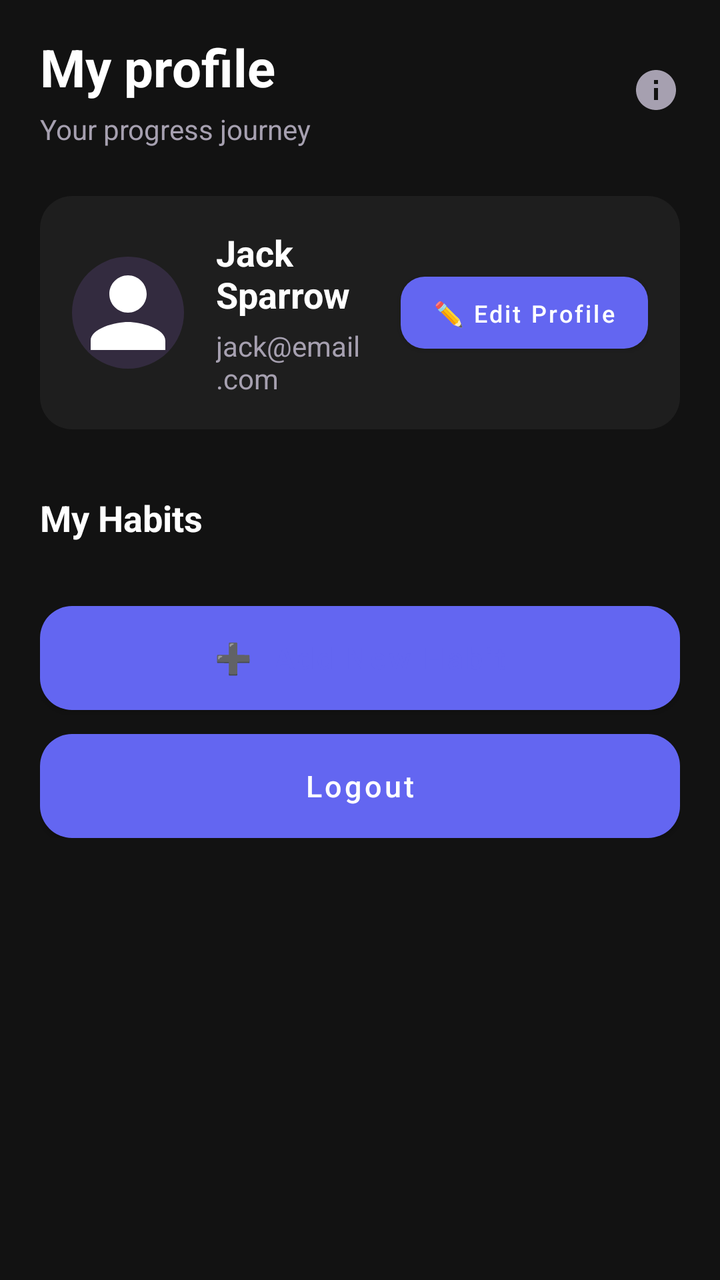
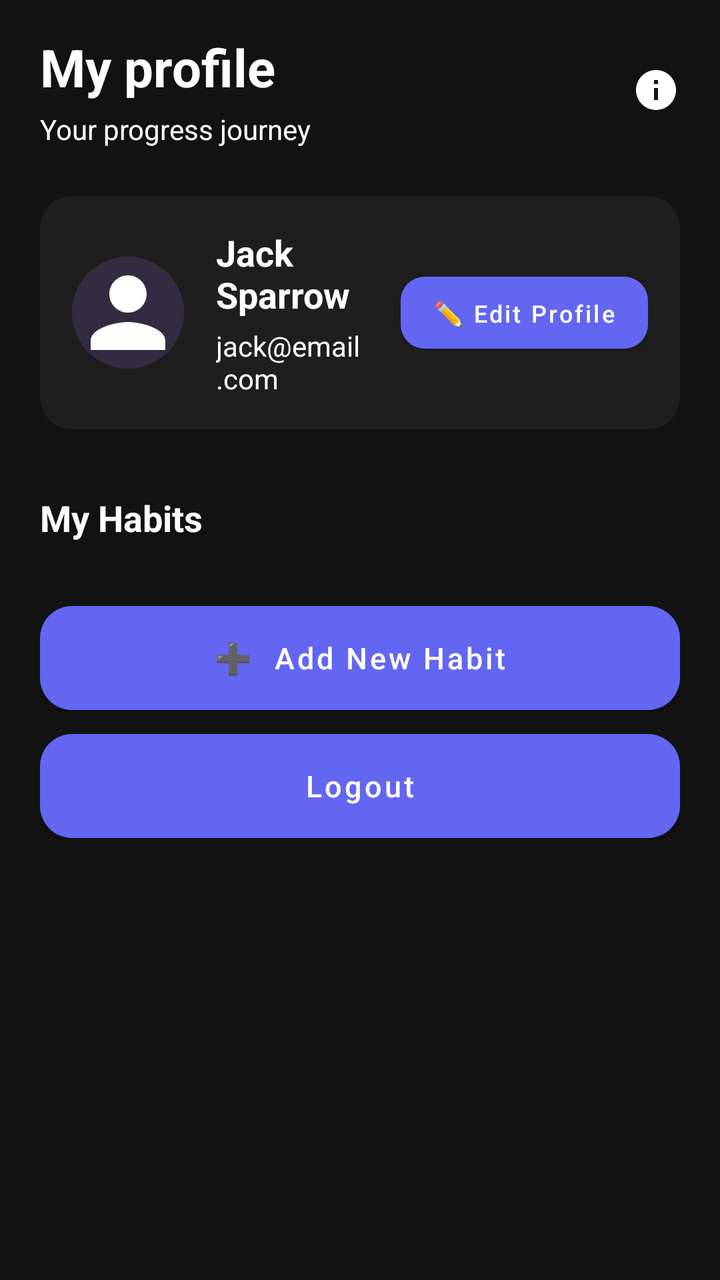

Before-and-after screenshots of an Android layout around one commit, followed by the original layout XML and the change that was made.
<!-- AndroidManifest.xml: application theme Theme.MyApplication -->
<!-- res/layout/fragment_profile.xml -->
<?xml version="1.0" encoding="utf-8"?>
<ScrollView xmlns:android="http://schemas.android.com/apk/res/android"
    xmlns:app="http://schemas.android.com/apk/res-auto"
    android:layout_width="match_parent"
    android:layout_height="match_parent"
    android:background="@color/bg_default"
    android:paddingLeft="20dp"
    android:paddingRight="20dp"
    android:paddingTop="16dp"
    android:paddingBottom="16dp">

    <LinearLayout
        android:layout_width="match_parent"
        android:layout_height="wrap_content"
        android:orientation="vertical">

        
        <LinearLayout
            android:layout_width="match_parent"
            android:layout_height="wrap_content"
            android:orientation="horizontal"
            android:gravity="center_vertical">

            <LinearLayout
                android:layout_width="0dp"
                android:layout_height="wrap_content"
                android:layout_weight="1"
                android:orientation="vertical">

                <TextView
                    android:layout_width="wrap_content"
                    android:layout_height="wrap_content"
                    android:text="My profile"
                    android:textColor="@color/text_primary"
                    android:textSize="26sp"
                    android:textStyle="bold" />

                <TextView
                    android:layout_width="wrap_content"
                    android:layout_height="wrap_content"
                    android:text="Your progress journey"
                    android:textColor="@color/text_secondary"
                    android:textSize="14sp"
                    android:layout_marginTop="4dp" />
            </LinearLayout>

            <ImageView
                android:layout_width="24dp"
                android:layout_height="24dp"
                android:src="@drawable/ic_assistant"
                android:tint="@color/text_secondary" />
        </LinearLayout>

        
        <LinearLayout
            android:layout_width="match_parent"
            android:layout_height="wrap_content"
            android:orientation="horizontal"
            android:background="@drawable/bg_card"
            android:padding="16dp"
            android:layout_marginTop="24dp"
            android:gravity="center_vertical">

            
            <com.google.android.material.imageview.ShapeableImageView
                android:id="@+id/ivAvatar"
                android:layout_width="56dp"
                android:layout_height="56dp"
                android:scaleType="centerCrop"
                android:src="@drawable/ic_profile"
                android:background="@color/input_stroke"
                app:shapeAppearanceOverlay="@style/ShapeAppearance.Circle" />

            <LinearLayout
                android:layout_width="0dp"
                android:layout_height="wrap_content"
                android:layout_weight="1"
                android:orientation="vertical"
                android:layout_marginLeft="16dp">

                <TextView
                    android:id="@+id/tvProfileName"
                    android:layout_width="wrap_content"
                    android:layout_height="wrap_content"
                    android:text="Jack Sparrow"
                    android:textColor="@color/text_primary"
                    android:textSize="18sp"
                    android:textStyle="bold" />

                <TextView
                    android:id="@+id/tvProfileEmail"
                    android:layout_width="wrap_content"
                    android:layout_height="wrap_content"
                    android:text="jack@email.com"
                    android:textColor="@color/text_secondary"
                    android:textSize="14sp"
                    android:layout_marginTop="4dp" />
            </LinearLayout>

            <Button
                android:id="@+id/btnEditProfile"
                android:layout_width="wrap_content"
                android:layout_height="36dp"
                android:text="✏️ Edit Profile"
                android:textColor="@color/text_primary"
                android:textSize="12sp"
                android:textAllCaps="false"
                android:background="@drawable/bg_button_primary"
                android:paddingLeft="16dp"
                android:paddingRight="16dp" />
        </LinearLayout>

        
        <TextView
            android:layout_width="wrap_content"
            android:layout_height="wrap_content"
            android:text="My Habits"
            android:textColor="@color/text_primary"
            android:textSize="18sp"
            android:textStyle="bold"
            android:layout_marginTop="32dp"
            android:layout_marginBottom="16dp" />

        
        <LinearLayout
            android:id="@+id/llHabits"
            android:layout_width="match_parent"
            android:layout_height="wrap_content"
            android:orientation="vertical">
            
        </LinearLayout>

        
        <Button
            android:id="@+id/btnAddNewHabit"
            android:layout_width="match_parent"
            android:layout_height="52dp"
            android:text="➕  Add New Habit"
            android:textColor="@color/accent_purple_start"
            android:textSize="15sp"
            android:textAllCaps="false"
            android:background="@drawable/bg_card"
            android:layout_marginTop="16dp" />

        
        <Button
            android:id="@+id/btnLogout"
            android:layout_width="match_parent"
            android:layout_height="52dp"
            android:text="Logout"
            android:textColor="@color/text_primary"
            android:textSize="15sp"
            android:textAllCaps="false"
            android:background="@drawable/bg_card"
            android:layout_marginTop="12dp" />

    </LinearLayout>

</ScrollView>
<!-- resources referenced by this layout -->
<resources>
  <color name="accent_purple_start">#6366F1</color>
  <color name="bg_default">#121212</color>
  <color name="input_stroke">#332B3F</color>
  <color name="text_primary">#FFFFFF</color>
  <color name="text_secondary">#A6A0B0</color>
  <!-- drawable bg_button_primary (drawable) -->
  <?xml version="1.0" encoding="utf-8"?>
  <shape xmlns:android="http://schemas.android.com/apk/res/android" android:shape="rectangle">
      <gradient
          android:angle="0"
          android:startColor="@color/accent_purple_start"
          android:endColor="@color/accent_purple_end"
          android:type="linear" />
      <corners android:radius="12dp" />
      <size android:height="48dp" />
  </shape>
  <!-- drawable bg_card (drawable) -->
  <?xml version="1.0" encoding="utf-8"?>
  <shape xmlns:android="http://schemas.android.com/apk/res/android" android:shape="rectangle">
      <solid android:color="@color/card_bg" />
      <corners android:radius="16dp" />
      <padding android:left="12dp" android:top="12dp" android:right="12dp" android:bottom="12dp" />
  </shape>
  <!-- drawable ic_assistant (drawable) -->
  <vector xmlns:android="http://schemas.android.com/apk/res/android"
      android:width="24dp"
      android:height="24dp"
      android:viewportWidth="24"
      android:viewportHeight="24">
      <path
          android:fillColor="#FFFFFF"
          android:pathData="M12,2C6.48,2 2,6.48 2,12s4.48,10 10,10 10,-4.48 10,-10S17.52,2 12,2zM13,17h-2v-6h2v6zM13,9h-2L11,7h2v2z"/>
  </vector>
  <!-- drawable ic_profile (drawable) -->
  <vector xmlns:android="http://schemas.android.com/apk/res/android"
      android:width="24dp"
      android:height="24dp"
      android:viewportWidth="24"
      android:viewportHeight="24">
      <path
          android:fillColor="#FFFFFF"
          android:pathData="M12,12c2.21,0 4,-1.79 4,-4s-1.79,-4 -4,-4 -4,1.79 -4,4 1.79,4 4,4zM12,14c-2.67,0 -8,1.34 -8,4v2h16v-2c0,-2.66 -5.33,-4 -8,-4z"/>
  </vector>
  <style name="ShapeAppearance.Circle" parent="ShapeAppearance.MaterialComponents.SmallComponent">
          <item name="cornerFamily">rounded</item>
          <item name="cornerSize">50%</item>
      </style>
  <style name="Theme.MyApplication" parent="Theme.MaterialComponents.DayNight.DarkActionBar">
          
          <item name="colorPrimary">@color/accent_purple_start</item>
          <item name="colorPrimaryVariant">@color/accent_purple_end</item>
          <item name="colorOnPrimary">@color/text_primary</item>
  
          <item name="colorSecondary">@color/accent_green</item>
          <item name="colorOnSecondary">@color/text_primary</item>
  
          <item name="android:statusBarColor">@color/bg_default</item>
          <item name="android:navigationBarColor">@color/bg_default</item>
  
          
          <item name="android:colorBackground">@color/bg_default</item>
          <item name="android:textColor">@color/text_primary</item>
          <item name="android:windowBackground">@color/bg_default</item>
      </style>
  <color name="accent_purple_end">#8B5CF6</color>
  <color name="card_bg">#1E1E1E</color>
  <color name="accent_green">#10B981</color>
</resources>

<!-- the commit's change to res/layout/fragment_profile.xml (unified diff, before → after) -->
@@ -39,7 +39,7 @@
                     android:layout_width="wrap_content"
                     android:layout_height="wrap_content"
                     android:text="Your progress journey"
-                    android:textColor="@color/text_secondary"
+                    android:textColor="@color/text_primary"
                     android:textSize="14sp"
                     android:layout_marginTop="4dp" />
             </LinearLayout>
@@ -48,7 +48,7 @@
                 android:layout_width="24dp"
                 android:layout_height="24dp"
                 android:src="@drawable/ic_assistant"
-                android:tint="@color/text_secondary" />
+                android:tint="@color/text_primary" />
         </LinearLayout>
 
         
@@ -92,7 +92,7 @@
                     android:layout_width="wrap_content"
                     android:layout_height="wrap_content"
                     android:text="jack@email.com"
-                    android:textColor="@color/text_secondary"
+                    android:textColor="@color/text_primary"
                     android:textSize="14sp"
                     android:layout_marginTop="4dp" />
             </LinearLayout>
@@ -136,7 +136,7 @@
             android:layout_width="match_parent"
             android:layout_height="52dp"
             android:text="➕  Add New Habit"
-            android:textColor="@color/accent_purple_start"
+            android:textColor="@color/text_primary"
             android:textSize="15sp"
             android:textAllCaps="false"
             android:background="@drawable/bg_card"
<!-- resource entries referenced after the edit -->
@@ -4,7 +4,6 @@
   <color name="bg_default">#121212</color>
   <color name="input_stroke">#332B3F</color>
   <color name="text_primary">#FFFFFF</color>
-  <color name="text_secondary">#A6A0B0</color>
   <!-- drawable bg_button_primary (drawable) -->
   <?xml version="1.0" encoding="utf-8"?>
   <shape xmlns:android="http://schemas.android.com/apk/res/android" android:shape="rectangle">
